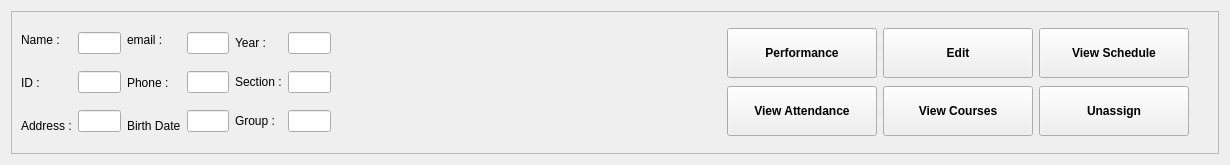
mohaneddz/Academia-Plus, file Frames/studentframe.ui: the form before one commit.
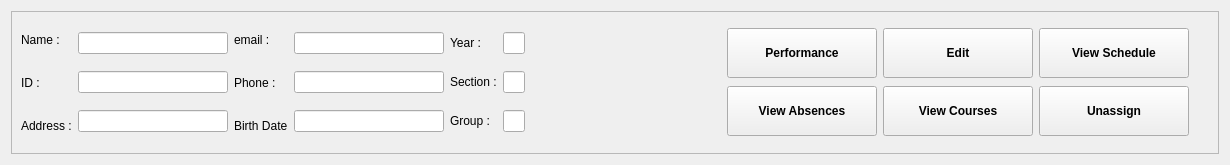
The form after the commit.

The edit to the form file:
```diff
--- a/Frames/studentframe.ui
+++ b/Frames/studentframe.ui
@@ -60,6 +60,12 @@
          <layout class="QVBoxLayout" name="verticalLayout_4">
           <item>
            <widget class="QLineEdit" name="L_Name">
+            <property name="minimumSize">
+             <size>
+              <width>150</width>
+              <height>0</height>
+             </size>
+            </property>
             <property name="readOnly">
              <bool>true</bool>
             </property>
@@ -112,6 +118,12 @@
        <layout class="QVBoxLayout" name="verticalLayout_6">
         <item>
          <widget class="QLineEdit" name="L_Email">
+          <property name="minimumSize">
+           <size>
+            <width>150</width>
+            <height>0</height>
+           </size>
+          </property>
           <property name="readOnly">
            <bool>true</bool>
           </property>
@@ -264,7 +276,7 @@
            </font>
           </property>
           <property name="text">
-           <string>View Attendance</string>
+           <string>View Absences</string>
           </property>
          </widget>
         </item>
```
